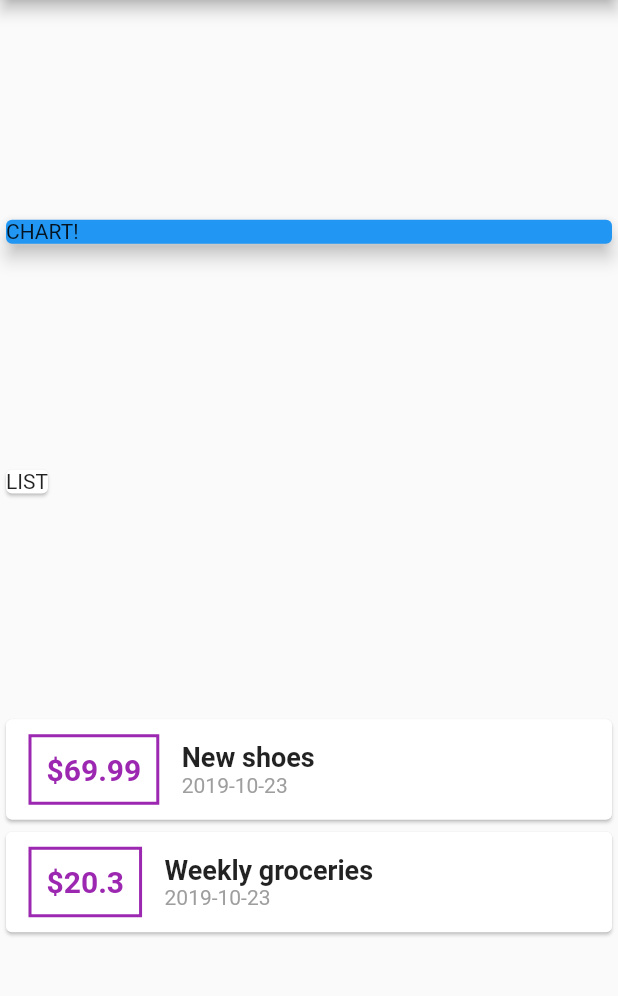
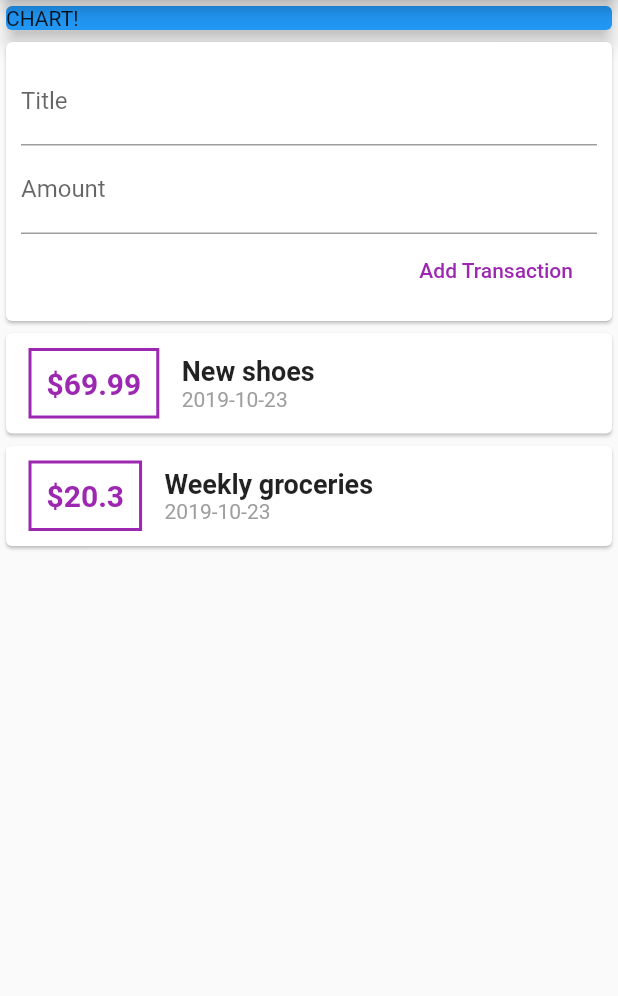
Before and after one commit to Cristhho/personal_expenses, a Flutter app: the screen it shows after launch, on a phone screen of 412 x 824 dp, the part 84-1080 px from its top. Run offline on Flutter 3.47's test engine with Material 2 defaults, Android fonts, the phone set to English and light mode, and no system bars.

Commit message:
Text input

```diff
--- a/lib/main.dart
+++ b/lib/main.dart
@@ -20,6 +20,11 @@ class MyHomePage extends StatelessWidget {
     Transaction(id: 't1', title: 'New shoes', amount: 69.99, date: DateTime.now()),
     Transaction(id: 't2', title: 'Weekly groceries', amount: 20.30, date: DateTime.now())
   ];
+//  String titleInput;
+//  String amountInput;
+
+  final titleController = TextEditingController();
+  final amountController = TextEditingController();
 
   @override
   Widget build(BuildContext context) {
@@ -28,7 +33,7 @@ class MyHomePage extends StatelessWidget {
         title: Text('Personal Expenses'),
       ),
       body: Column(
-        mainAxisAlignment: MainAxisAlignment.spaceEvenly,
+        mainAxisAlignment: MainAxisAlignment.start,
         crossAxisAlignment: CrossAxisAlignment.start,
         children: <Widget>[
           Card(
@@ -40,7 +45,35 @@ class MyHomePage extends StatelessWidget {
             elevation: 5,
           ),
           Card(
-            child: Text('LIST'),
+            child: Container(
+              padding: EdgeInsets.all(10.0),
+              child: Column(
+                crossAxisAlignment: CrossAxisAlignment.end,
+                children: <Widget>[
+                  TextField(decoration: InputDecoration(
+                    labelText: 'Title'),
+                    controller: titleController,
+//                    onChanged: (value) {
+//                    titleInput = value;},
+                  ),
+                  TextField(decoration: InputDecoration(
+                    labelText: 'Amount',
+                  ),
+                  controller: amountController,
+                  keyboardType: TextInputType.number,
+//                  onChanged: (value) {
+//                    amountInput = value;},
+                  ),
+                  FlatButton(
+                    child: Text('Add Transaction'),
+                    textColor: Colors.purple,
+                    onPressed: () {
+                      print(titleController.text + ' ' + amountController.text);
+                    },
+                  )
+                ],
+              ),
+            ),
           ),
           Column(
             children: transactions.map((trs) {
```
